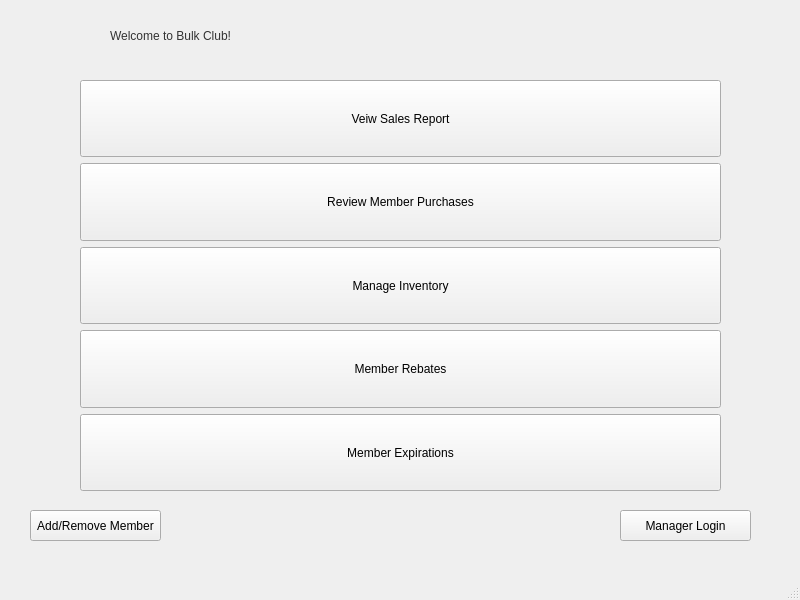
The window that mainwindow.ui (Andrew-D-H/CS1C-Project-2) describes before a commit, drawn with Qt 5.
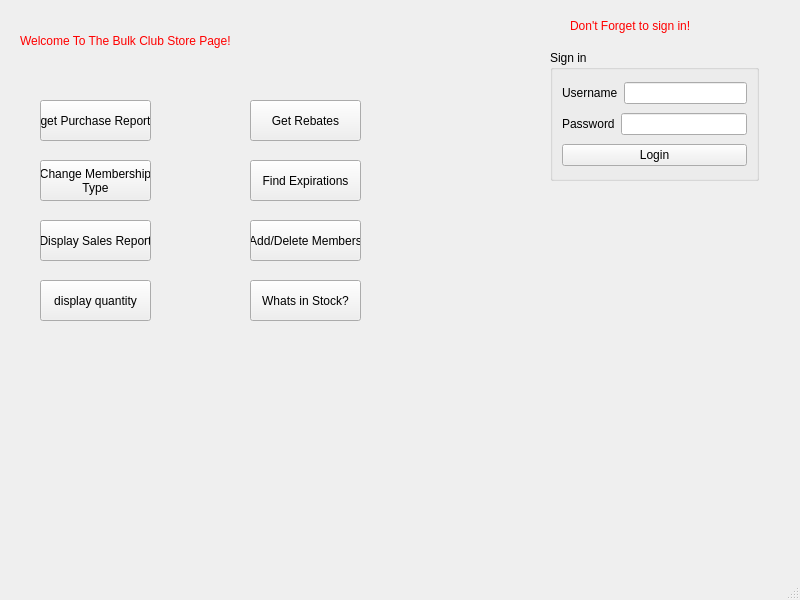
The same window after the commit.

What changed in the file:
```diff
--- a/mainwindow.ui
+++ b/mainwindow.ui
@@ -14,145 +14,193 @@
    <string>MainWindow</string>
   </property>
   <widget class="QWidget" name="centralwidget">
-   <widget class="QLabel" name="welcomeLabel">
+   <widget class="QGroupBox" name="groupBox">
     <property name="geometry">
      <rect>
-      <x>110</x>
-      <y>10</y>
-      <width>571</width>
-      <height>51</height>
+      <x>550</x>
+      <y>50</y>
+      <width>209</width>
+      <height>131</height>
      </rect>
     </property>
-    <property name="styleSheet">
-     <string notr="true">color: #333;
-font: 36pt &quot;Comic Sans MS&quot;;</string>
+    <property name="title">
+     <string>Sign in</string>
     </property>
-    <property name="text">
-     <string>Welcome to Bulk Club!</string>
-    </property>
-   </widget>
-   <widget class="QWidget" name="gridLayoutWidget">
-    <property name="geometry">
-     <rect>
-      <x>80</x>
-      <y>80</y>
-      <width>641</width>
-      <height>411</height>
-     </rect>
-    </property>
-    <layout class="QGridLayout" name="gridLayout">
-     <item row="2" column="0">
-      <widget class="QPushButton" name="manageInventory_button">
-       <property name="sizePolicy">
-        <sizepolicy hsizetype="Preferred" vsizetype="Preferred">
-         <horstretch>0</horstretch>
-         <verstretch>0</verstretch>
-        </sizepolicy>
-       </property>
-       <property name="styleSheet">
-        <string notr="true">font: 8pt &quot;Comic Sans MS&quot;;</string>
-       </property>
-       <property name="text">
-        <string>Manage Inventory</string>
-       </property>
-      </widget>
+    <layout class="QVBoxLayout" name="verticalLayout">
+     <item>
+      <layout class="QHBoxLayout" name="horizontalLayout">
+       <item>
+        <widget class="QLabel" name="label">
+         <property name="text">
+          <string>Username</string>
+         </property>
+        </widget>
+       </item>
+       <item>
+        <widget class="QLineEdit" name="lineEdit_username"/>
+       </item>
+      </layout>
      </item>
-     <item row="3" column="0">
-      <widget class="QPushButton" name="memberRebates_button">
-       <property name="sizePolicy">
-        <sizepolicy hsizetype="Preferred" vsizetype="Preferred">
-         <horstretch>0</horstretch>
-         <verstretch>0</verstretch>
-        </sizepolicy>
-       </property>
-       <property name="styleSheet">
-        <string notr="true">font: 8pt &quot;Comic Sans MS&quot;;</string>
-       </property>
-       <property name="text">
-        <string>Member Rebates</string>
-       </property>
-      </widget>
+     <item>
+      <layout class="QHBoxLayout" name="horizontalLayout_2">
+       <item>
+        <widget class="QLabel" name="label_2">
+         <property name="text">
+          <string>Password</string>
+         </property>
+        </widget>
+       </item>
+       <item>
+        <widget class="QLineEdit" name="lineEdit_password"/>
+       </item>
+      </layout>
      </item>
-     <item row="1" column="0">
-      <widget class="QPushButton" name="reviewMember_button">
-       <property name="sizePolicy">
-        <sizepolicy hsizetype="Preferred" vsizetype="Preferred">
-         <horstretch>0</horstretch>
-         <verstretch>0</verstretch>
-        </sizepolicy>
-       </property>
-       <property name="styleSheet">
-        <string notr="true">font: 8pt &quot;Comic Sans MS&quot;;</string>
-       </property>
+     <item>
+      <widget class="QPushButton" name="pushButton_Login">
        <property name="text">
-        <string>Review Member Purchases</string>
-       </property>
-      </widget>
-     </item>
-     <item row="0" column="0">
-      <widget class="QPushButton" name="salesReport_button">
-       <property name="sizePolicy">
-        <sizepolicy hsizetype="Preferred" vsizetype="Preferred">
-         <horstretch>0</horstretch>
-         <verstretch>0</verstretch>
-        </sizepolicy>
-       </property>
-       <property name="styleSheet">
-        <string notr="true">font: 8pt &quot;Comic Sans MS&quot;;</string>
-       </property>
-       <property name="text">
-        <string>Veiw Sales Report</string>
-       </property>
-      </widget>
-     </item>
-     <item row="4" column="0">
-      <widget class="QPushButton" name="memberExpiration_button">
-       <property name="sizePolicy">
-        <sizepolicy hsizetype="Preferred" vsizetype="Preferred">
-         <horstretch>0</horstretch>
-         <verstretch>0</verstretch>
-        </sizepolicy>
-       </property>
-       <property name="styleSheet">
-        <string notr="true">font: 8pt &quot;Comic Sans MS&quot;;</string>
-       </property>
-       <property name="text">
-        <string>Member Expirations</string>
+        <string>Login</string>
        </property>
       </widget>
      </item>
     </layout>
    </widget>
-   <widget class="QPushButton" name="add_remove_button">
+   <widget class="QLabel" name="label_3">
     <property name="geometry">
      <rect>
-      <x>30</x>
-      <y>510</y>
-      <width>131</width>
-      <height>31</height>
+      <x>20</x>
+      <y>20</y>
+      <width>501</width>
+      <height>41</height>
      </rect>
     </property>
     <property name="styleSheet">
-     <string notr="true">font: 8pt &quot;Comic Sans MS&quot;;</string>
+     <string notr="true">font: 20pt &quot;Comic Sans MS&quot;;
+color: #FF0000;</string>
     </property>
     <property name="text">
-     <string>Add/Remove Member</string>
+     <string>Welcome To The Bulk Club Store Page!</string>
     </property>
    </widget>
-   <widget class="QPushButton" name="managerLogin">
+   <widget class="QLabel" name="label_4">
     <property name="geometry">
      <rect>
-      <x>620</x>
-      <y>510</y>
-      <width>131</width>
+      <x>570</x>
+      <y>10</y>
+      <width>181</width>
       <height>31</height>
      </rect>
     </property>
     <property name="styleSheet">
-     <string notr="true">font: 8pt &quot;Comic Sans MS&quot;;</string>
+     <string notr="true">font: 11pt &quot;Comic Sans MS&quot;;
+color: #ff0000;</string>
     </property>
     <property name="text">
-     <string>Manager Login</string>
+     <string>Don't Forget to sign in!</string>
+    </property>
+   </widget>
+   <widget class="QPushButton" name="purchaseReport_Button">
+    <property name="geometry">
+     <rect>
+      <x>40</x>
+      <y>100</y>
+      <width>111</width>
+      <height>41</height>
+     </rect>
+    </property>
+    <property name="text">
+     <string>get Purchase Report</string>
+    </property>
+   </widget>
+   <widget class="QPushButton" name="pushButton">
+    <property name="geometry">
+     <rect>
+      <x>40</x>
+      <y>160</y>
+      <width>111</width>
+      <height>41</height>
+     </rect>
+    </property>
+    <property name="text">
+     <string>Change Membership 
+Type</string>
+    </property>
+   </widget>
+   <widget class="QPushButton" name="purchaseReport_Button_2">
+    <property name="geometry">
+     <rect>
+      <x>40</x>
+      <y>220</y>
+      <width>111</width>
+      <height>41</height>
+     </rect>
+    </property>
+    <property name="text">
+     <string>Display Sales Report</string>
+    </property>
+   </widget>
+   <widget class="QPushButton" name="pushButton_2">
+    <property name="geometry">
+     <rect>
+      <x>40</x>
+      <y>280</y>
+      <width>111</width>
+      <height>41</height>
+     </rect>
+    </property>
+    <property name="text">
+     <string>display quantity</string>
+    </property>
+   </widget>
+   <widget class="QPushButton" name="purchaseReport_Button_3">
+    <property name="geometry">
+     <rect>
+      <x>250</x>
+      <y>100</y>
+      <width>111</width>
+      <height>41</height>
+     </rect>
+    </property>
+    <property name="text">
+     <string>Get Rebates</string>
+    </property>
+   </widget>
+   <widget class="QPushButton" name="pushButton_3">
+    <property name="geometry">
+     <rect>
+      <x>250</x>
+      <y>160</y>
+      <width>111</width>
+      <height>41</height>
+     </rect>
+    </property>
+    <property name="text">
+     <string>Find Expirations</string>
+    </property>
+   </widget>
+   <widget class="QPushButton" name="purchaseReport_Button_4">
+    <property name="geometry">
+     <rect>
+      <x>250</x>
+      <y>220</y>
+      <width>111</width>
+      <height>41</height>
+     </rect>
+    </property>
+    <property name="text">
+     <string>Add/Delete Members</string>
+    </property>
+   </widget>
+   <widget class="QPushButton" name="pushButton_4">
+    <property name="geometry">
+     <rect>
+      <x>250</x>
+      <y>280</y>
+      <width>111</width>
+      <height>41</height>
+     </rect>
+    </property>
+    <property name="text">
+     <string>Whats in Stock?</string>
     </property>
    </widget>
   </widget>
```
Left out of the diff: 2 changed lines with no effect on the pictures.
